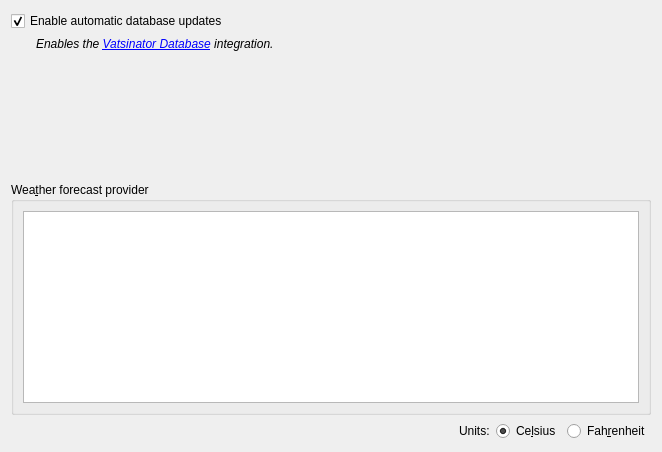
This is source/ui/pages/networkpage.ui in Vatsinator/vatsinator-legacy as Qt 5 draws it before an edit. The edited form follows.
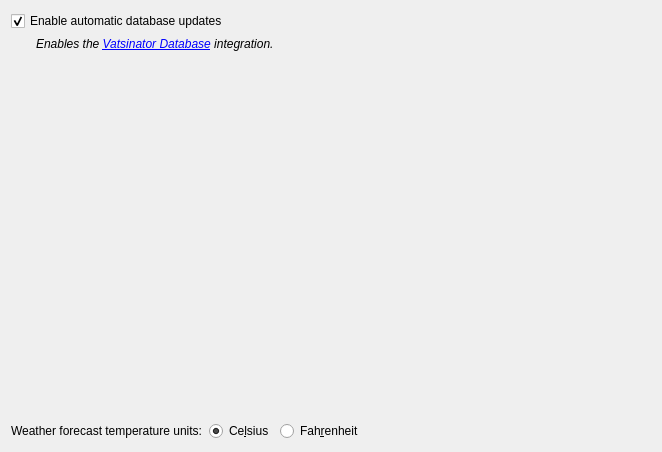
This is the edited form.

What changed in the file:
```diff
--- a/source/ui/pages/networkpage.ui
+++ b/source/ui/pages/networkpage.ui
@@ -58,26 +58,34 @@
      </property>
     </spacer>
    </item>
-   <item>
-    <widget class="QGroupBox" name="groupBox">
-     <property name="title">
-      <string>Wea&amp;ther forecast provider</string>
-     </property>
-     <layout class="QHBoxLayout" name="horizontalLayout_4">
-      <item>
-       <widget class="QListWidget" name="WeatherProviderListWidget">
-        <property name="currentRow">
-         <number>-1</number>
-        </property>
-       </widget>
-      </item>
-     </layout>
-    </widget>
-   </item>
    <item>
     <layout class="QHBoxLayout" name="horizontalLayout_5">
      <item>
-      <spacer name="horizontalSpacer_3">
+      <widget class="QLabel" name="label_3">
+       <property name="text">
+        <string>Weather forecast temperature units:</string>
+       </property>
+      </widget>
+     </item>
+     <item>
+      <widget class="QRadioButton" name="CelsiusRadioButton">
+       <property name="text">
+        <string>Ce&amp;lsius</string>
+       </property>
+       <property name="checked">
+        <bool>true</bool>
+       </property>
+      </widget>
+     </item>
+     <item>
+      <widget class="QRadioButton" name="FahrenheitRadioButton">
+       <property name="text">
+        <string>Fah&amp;renheit</string>
+       </property>
+      </widget>
+     </item>
+     <item>
+      <spacer name="horizontalSpacer">
        <property name="orientation">
         <enum>Qt::Horizontal</enum>
        </property>
@@ -89,30 +97,6 @@
        </property>
       </spacer>
      </item>
-     <item>
-      <widget class="QLabel" name="label_3">
-       <property name="text">
-        <string>Units:</string>
-       </property>
-      </widget>
-     </item>
-     <item>
-      <widget class="QRadioButton" name="CelsiusRadioButton">
-       <property name="text">
-        <string>Ce&amp;lsius</string>
-       </property>
-       <property name="checked">
-        <bool>true</bool>
-       </property>
-      </widget>
-     </item>
-     <item>
-      <widget class="QRadioButton" name="FahrenheitRadioButton">
-       <property name="text">
-        <string>Fah&amp;renheit</string>
-       </property>
-      </widget>
-     </item>
     </layout>
    </item>
   </layout>
```
